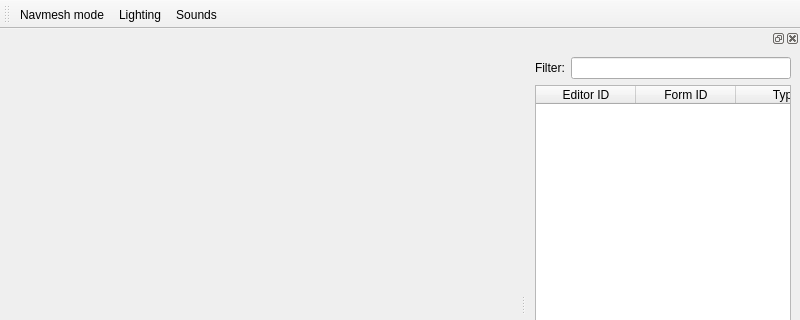
The window that ui/CELLeditor.ui (kstemp/TESviewer) describes before a commit, drawn with Qt 5; both pictures show x 0 to 800 and y 0 to 320 of the 800 by 600 pixel window.
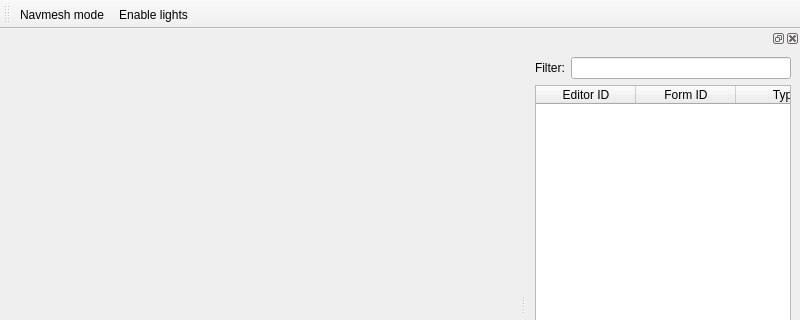
The same window after the commit.

Commit message: First attempt at lighting

What changed in the file:
```diff
--- a/ui/CELLeditor.ui
+++ b/ui/CELLeditor.ui
@@ -94,8 +94,7 @@
     <bool>false</bool>
    </attribute>
    <addaction name="actionSetNavmeshMode"/>
-   <addaction name="actionLighting"/>
-   <addaction name="actionSounds"/>
+   <addaction name="actionEnableLights"/>
   </widget>
   <action name="actionSetNavmeshMode">
    <property name="checkable">
@@ -105,14 +104,12 @@
     <string>Navmesh mode</string>
    </property>
   </action>
-  <action name="actionLighting">
-   <property name="text">
-    <string>Lighting</string>
+  <action name="actionEnableLights">
+   <property name="checkable">
+    <bool>true</bool>
    </property>
-  </action>
-  <action name="actionSounds">
    <property name="text">
-    <string>Sounds</string>
+    <string>Enable lights</string>
    </property>
   </action>
  </widget>
```
The commit also changes 10 other files.
